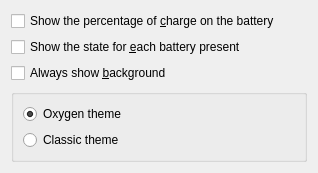
Qt form plasma/applets/battery/batteryConfig.ui (mgottschlag/kwin-tiling) before a commit.
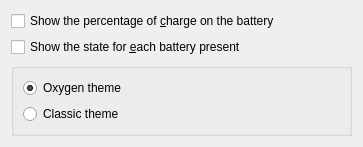
The same form after that commit. Custom widgets are drawn as their Qt base class.

Commit message: this is the wrong place for options such as "use background". putting it in each applet is absolutely insane. it also leads to rather annoying comments in bug reports which i really can't argue with because the user is being led to believe that this behaviour is sane. well, it isn't.

What changed in the file:
```diff
--- a/plasma/applets/battery/batteryConfig.ui
+++ b/plasma/applets/battery/batteryConfig.ui
@@ -5,8 +5,8 @@
    <rect>
     <x>0</x>
     <y>0</y>
-    <width>318</width>
-    <height>144</height>
+    <width>363</width>
+    <height>134</height>
    </rect>
   </property>
   <property name="windowTitle" >
@@ -36,16 +36,6 @@
      </property>
     </widget>
    </item>
-   <item>
-    <widget class="QCheckBox" name="drawBackgroundCheckBox" >
-     <property name="toolTip" >
-      <string/>
-     </property>
-     <property name="text" >
-      <string>Always show &amp;background</string>
-     </property>
-    </widget>
-   </item>
    <item>
     <widget class="KButtonGroup" name="styleGroup" >
      <layout class="QVBoxLayout" >
```
The commit also changes 2 other files.
